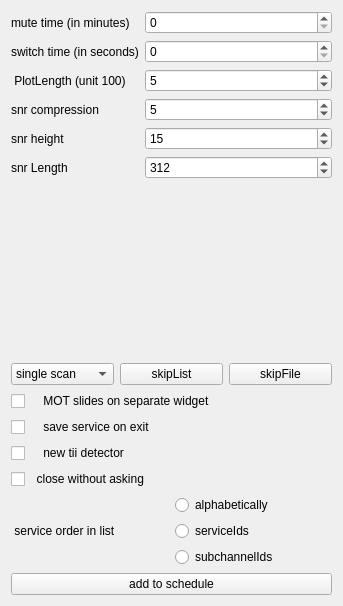
Above: forms/config-helper.ui from JvanKatwijk/qt-dab before the change. Below: the same form after it.
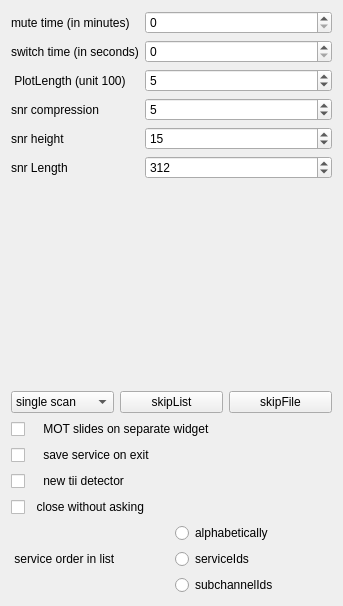
That is the form after the change. Custom widgets are drawn as their Qt base class.

```diff
--- a/forms/config-helper.ui
+++ b/forms/config-helper.ui
@@ -251,16 +251,6 @@
      </item>
     </layout>
    </item>
-   <item>
-    <widget class="QPushButton" name="scheduleSelector">
-     <property name="toolTip">
-      <string>&lt;html&gt;&lt;head/&gt;&lt;body&gt;&lt;p&gt;Add an element to the schedule. First a list of services is presented from which to choose,&lt;/p&gt;&lt;p&gt;after selecting a service, a second widget will pop up and ask for the time that that&lt;/p&gt;&lt;p&gt;service should be activated.&lt;/p&gt;&lt;p&gt;Note that, since the channel may have to be changed, the actual switch will take&lt;/p&gt;&lt;p&gt;place app 15 seconds before the specified time.&lt;/p&gt;&lt;/body&gt;&lt;/html&gt;</string>
-     </property>
-     <property name="text">
-      <string>add to schedule</string>
-     </property>
-    </widget>
-   </item>
   </layout>
  </widget>
  <customwidgets>
```
